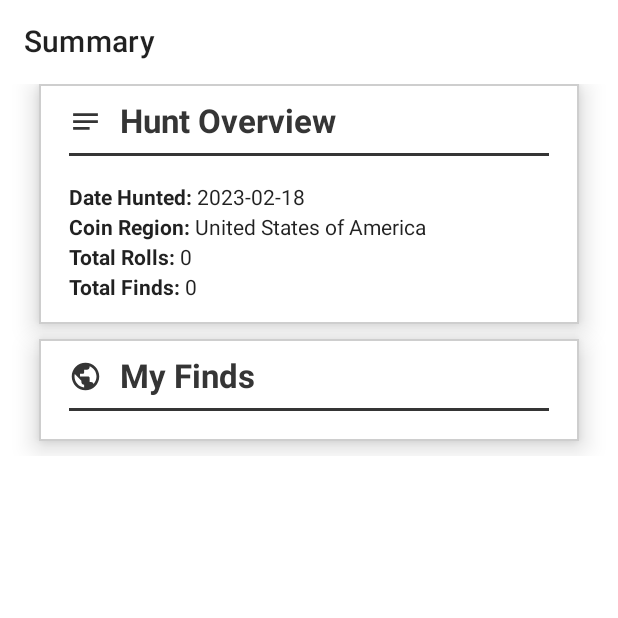
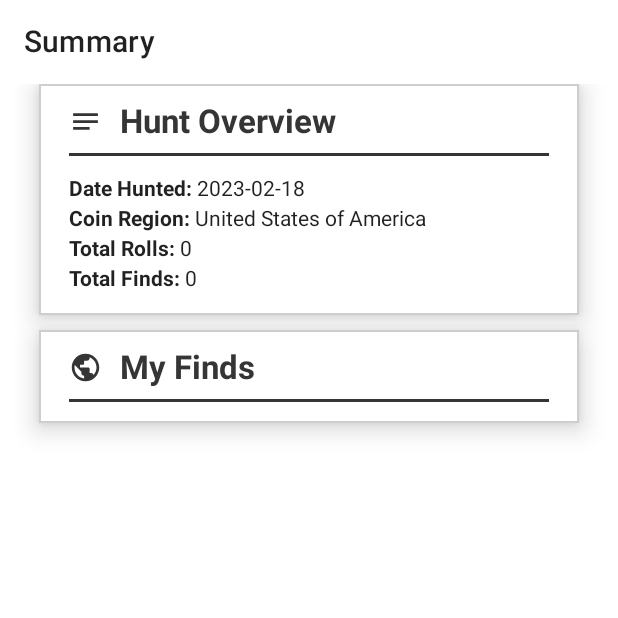
Before and after one commit to mcd-3/coin-hunting-buddy, an Android app built with Jetpack Compose: the composable ReviewScreen shown on its own in the app's theme, on a phone screen of 412 x 824 dp, the top half of it. Run offline under Robolectric (Android 15) with nearby library versions, the phone set to English and light mode, and no system bars; our stand-ins replace Room's generated code, livedata-compose.

Commit message:
Fixed labels

```diff
--- a/app/src/main/java/com/matthew/carvalhodagenais/coinhuntingbuddy/ui/components/FormLabel.kt
+++ b/app/src/main/java/com/matthew/carvalhodagenais/coinhuntingbuddy/ui/components/FormLabel.kt
@@ -54,7 +54,7 @@ fun FormLabel(text: String, icon: ImageVector) {
         Divider(
             color = Color(0xFF353535),
             thickness = 2.dp,
-            modifier = Modifier.padding(top = 8.dp, end = 20.dp, bottom = 8.dp)
+            modifier = Modifier.padding(top = 8.dp, end = 20.dp, bottom = 2.dp)
         )
     }
 }
--- a/app/src/main/java/com/matthew/carvalhodagenais/coinhuntingbuddy/ui/screens/ReviewScreen.kt
+++ b/app/src/main/java/com/matthew/carvalhodagenais/coinhuntingbuddy/ui/screens/ReviewScreen.kt
@@ -2,6 +2,7 @@ package com.matthew.carvalhodagenais.coinhuntingbuddy.ui.screens
 
 import androidx.compose.foundation.border
 import androidx.compose.foundation.layout.Column
+import androidx.compose.foundation.layout.fillMaxHeight
 import androidx.compose.foundation.layout.fillMaxWidth
 import androidx.compose.foundation.layout.padding
 import androidx.compose.foundation.rememberScrollState
@@ -55,9 +56,12 @@ fun ReviewScreen(
         val coinTypes = viewModel.getAllCoinTypes().observeAsState()
 
         Column(
-            modifier = Modifier
-                .padding(start = 16.dp, end = 16.dp)
+            modifier = Modifier.padding(start = 16.dp, end = 16.dp)
+        ) {
+            Column(modifier = Modifier
+                .fillMaxHeight()
                 .verticalScroll(rememberScrollState())
+                .weight(weight = 1f, fill = false)
             ) {
                 Card(
                     modifier = Modifier
@@ -145,3 +149,4 @@ fun ReviewScreen(
             }
         }
     }
+}
```
Also changed, not shown: app/src/main/java/com/matthew/carvalhodagenais/coinhuntingbuddy/ui/components/SummaryFinds.kt (+48 -23 lines). Lines whose indentation alone changed are shown as unchanged.
